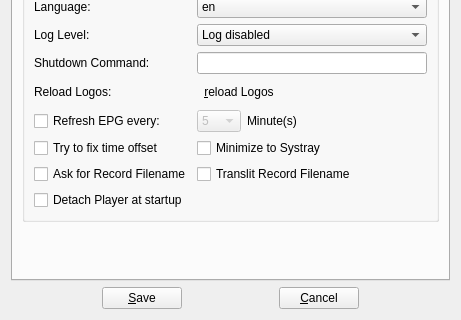
This is vlc-record/forms/csettingsdlg.ui in code-google-com/vlc-record as Qt 5 draws it before an edit; both pictures show x 0 to 461 and y 204 to 524 of the 461 by 524 pixel window. The edited form follows.
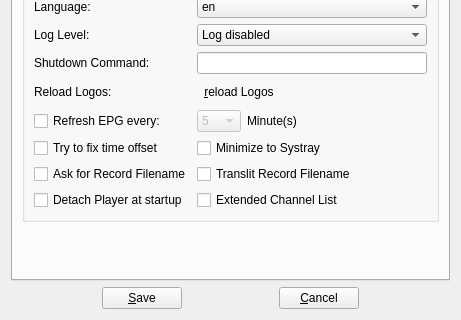
This is the edited form. The open tabs and pages were chosen to show the change. Icons and pictures are not drawn.

Commit message: - add extended channel list

Diff of the .ui file:
```diff
--- a/vlc-record/forms/csettingsdlg.ui
+++ b/vlc-record/forms/csettingsdlg.ui
@@ -657,6 +657,13 @@
             </property>
            </widget>
           </item>
+          <item row="9" column="1">
+           <widget class="QCheckBox" name="checkExtChanInfo">
+            <property name="text">
+             <string>Extended Channel List</string>
+            </property>
+           </widget>
+          </item>
          </layout>
         </widget>
        </item>
```
The commit also changes 15 other files.
